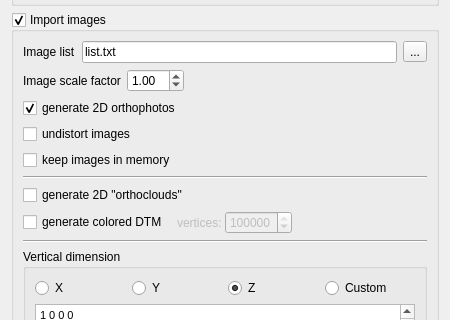
Before: the Qt Designer form libs/qCC_io/ui_templates/openBundlerFileDlg.ui in CloudCompare/CloudCompare, drawn with Qt 5; both pictures show x 0 to 450 and y 118 to 438 of the 450 by 650 pixel window.
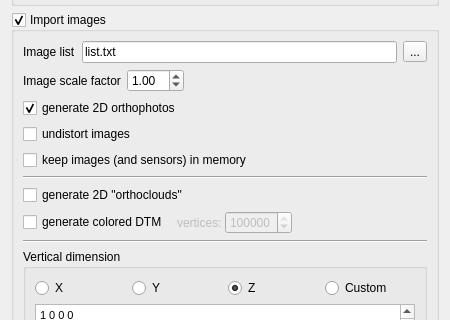
After: the same form once the commit is applied.

Commit message:
Heavy refactoring of the calibrated images and camera sensor framework. Should be cleaner now (no more 'ccCalibratedImages' but only 'ccImages' with an associated 'CameraSensor' structure.
The camera sensor is now serializable, and is displayed as a proper 3D object.

+ several small fixes

What changed in the file:
```diff
--- a/libs/qCC_io/ui_templates/openBundlerFileDlg.ui
+++ b/libs/qCC_io/ui_templates/openBundlerFileDlg.ui
@@ -232,7 +232,7 @@
       <item>
        <widget class="QCheckBox" name="keepImagesInMemoryCheckBox">
         <property name="text">
-         <string>keep images in memory</string>
+         <string>keep images (and sensors) in memory</string>
         </property>
        </widget>
       </item>
```
Left out of the diff: 11 changed lines with no effect on the pictures. The commit also changes 40 other files.
